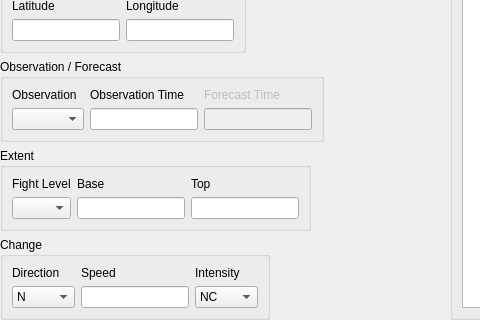
Before: the Qt Designer form tafor/components/ui/sigmet_ash.ui in up1and/tafor, drawn with Qt 5; both pictures show x 0 to 480 and y 208 to 528 of the 713 by 528 pixel window.
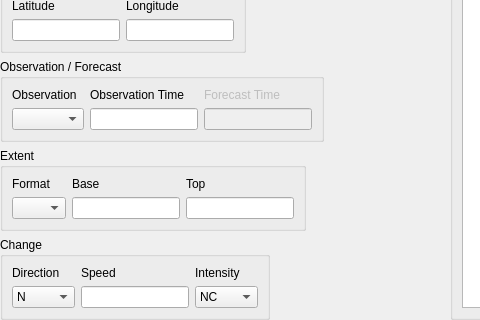
After: the same form once the commit is applied.

Diff of the .ui file:
```diff
--- a/tafor/components/ui/sigmet_ash.ui
+++ b/tafor/components/ui/sigmet_ash.ui
@@ -243,7 +243,7 @@
          <item row="0" column="0">
           <widget class="QLabel" name="levelLabel">
            <property name="text">
-            <string>Fight Level</string>
+            <string>Format</string>
            </property>
           </widget>
          </item>
```
Left out of the diff: 6 changed lines with no effect on the pictures.
